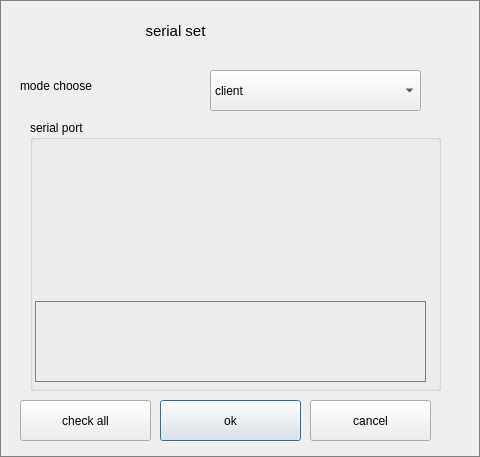
Above: qt/t507/serialdialog.ui from jizizihe/baijie_demo before the change. Below: the same form after it.
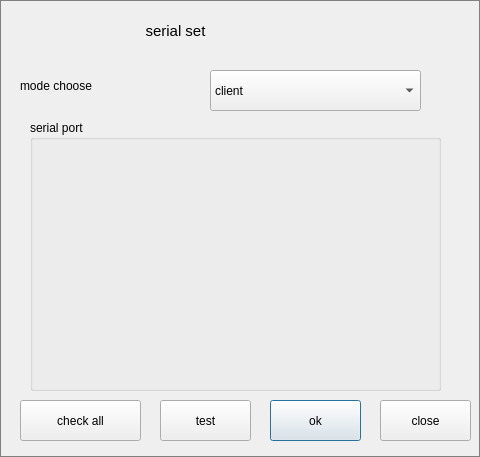
That is the form after the change. Icons and pictures are not drawn.

Commit message: Add functions such as RTC, battery, recording and playback, test time, etc To all tests

```diff
--- a/qt/t507/serialdialog.ui
+++ b/qt/t507/serialdialog.ui
@@ -53,16 +53,6 @@
    <property name="title">
     <string>serial port</string>
    </property>
-   <widget class="QListWidget" name="serialPortListWidget">
-    <property name="geometry">
-     <rect>
-      <x>5</x>
-      <y>181</y>
-      <width>391</width>
-      <height>81</height>
-     </rect>
-    </property>
-   </widget>
   </widget>
   <widget class="QLabel" name="label">
    <property name="geometry">
@@ -88,9 +78,9 @@
   <widget class="QPushButton" name="serialOkBtn">
    <property name="geometry">
     <rect>
-     <x>160</x>
+     <x>270</x>
      <y>400</y>
-     <width>141</width>
+     <width>91</width>
      <height>41</height>
     </rect>
    </property>
@@ -101,14 +91,14 @@
   <widget class="QPushButton" name="serialCancelBtn">
    <property name="geometry">
     <rect>
-     <x>310</x>
+     <x>380</x>
      <y>400</y>
-     <width>121</width>
+     <width>91</width>
      <height>41</height>
     </rect>
    </property>
    <property name="text">
-    <string>cancel</string>
+    <string>close</string>
    </property>
   </widget>
   <widget class="QLabel" name="label_2">
@@ -129,7 +119,7 @@
     <rect>
      <x>20</x>
      <y>400</y>
-     <width>131</width>
+     <width>121</width>
      <height>41</height>
     </rect>
    </property>
@@ -137,6 +127,19 @@
     <string>check all</string>
    </property>
   </widget>
+  <widget class="QPushButton" name="serialTestBtn">
+   <property name="geometry">
+    <rect>
+     <x>160</x>
+     <y>400</y>
+     <width>91</width>
+     <height>41</height>
+    </rect>
+   </property>
+   <property name="text">
+    <string>test</string>
+   </property>
+  </widget>
  </widget>
  <resources/>
  <connections/>
```
Left out of the diff: 2 changed lines with no effect on the pictures. The commit also changes 26 other files.
